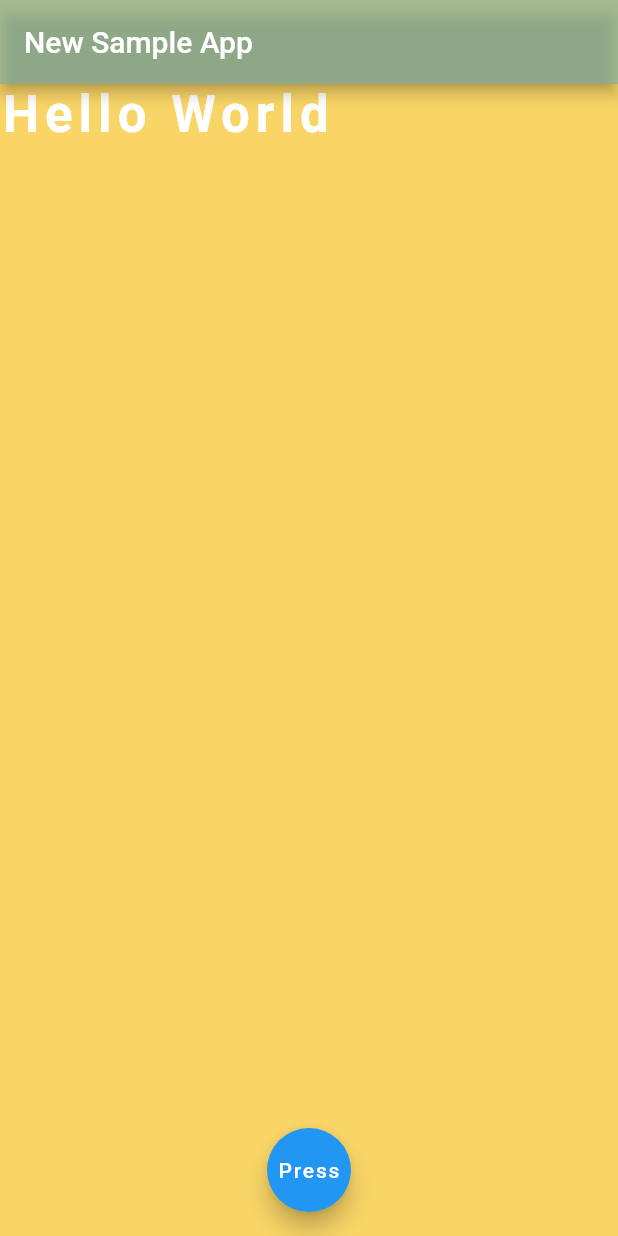
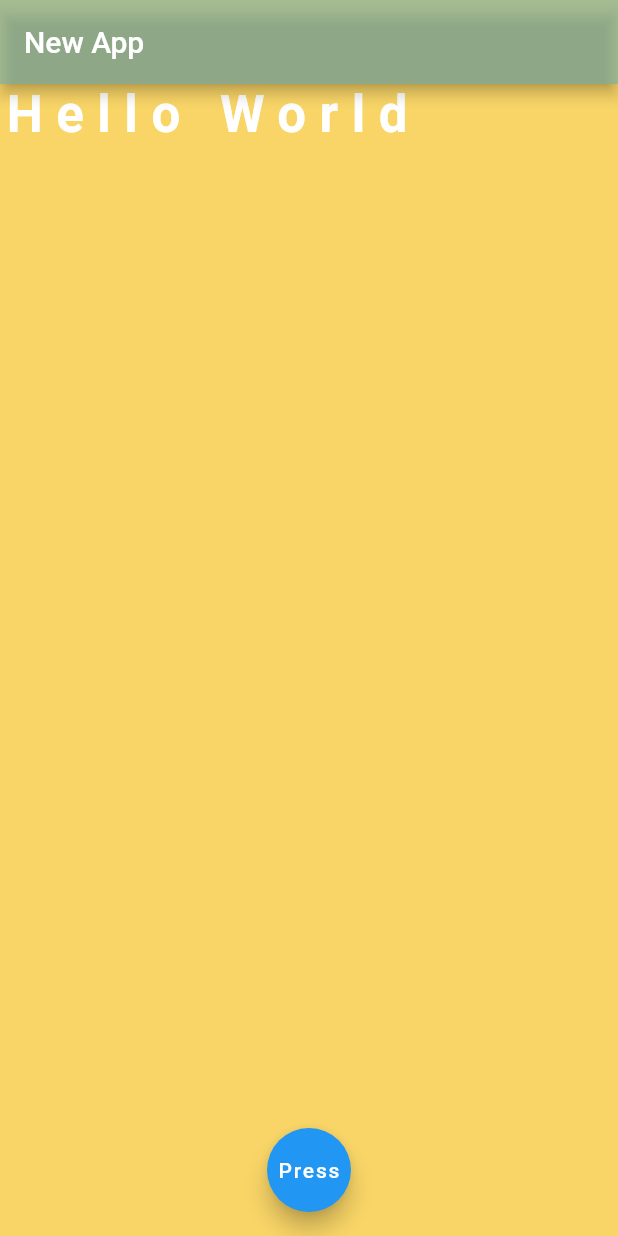
Before and after one commit to Flirty-Boyz/app0, a Flutter app: the screen it shows after launch, on a phone screen of 412 x 824 dp. Run offline on Flutter 3.47's test engine with Material 2 defaults, Android fonts, the phone set to English and light mode, and no system bars.

Commit message:
last update on 12Feb2020

```diff
--- a/rishabharya1422/firstapp/lib/screens/homeScreen.dart
+++ b/rishabharya1422/firstapp/lib/screens/homeScreen.dart
@@ -21,7 +21,7 @@ class homeScreen extends StatelessWidget{
               ),
             floatingActionButtonLocation: FloatingActionButtonLocation.centerFloat,
             appBar: AppBar(
-              title: Text("New Sample App"),
+              title: Text("New App"),
               backgroundColor: barColor,
             ),
 
--- a/rishabharya1422/firstapp/lib/screens/widgets/bodySection.dart
+++ b/rishabharya1422/firstapp/lib/screens/widgets/bodySection.dart
@@ -11,7 +11,7 @@ class bodySection extends StatelessWidget{
          SafeArea(
            child: Text(
              "Hello World",
-             style: TextStyle(letterSpacing: 4, fontSize: 34, fontWeight: FontWeight.bold, color: Colors.white),
+             style: TextStyle(letterSpacing: 9, fontSize: 34, fontWeight: FontWeight.bold, color: Colors.white),
              )
            )
 
```
